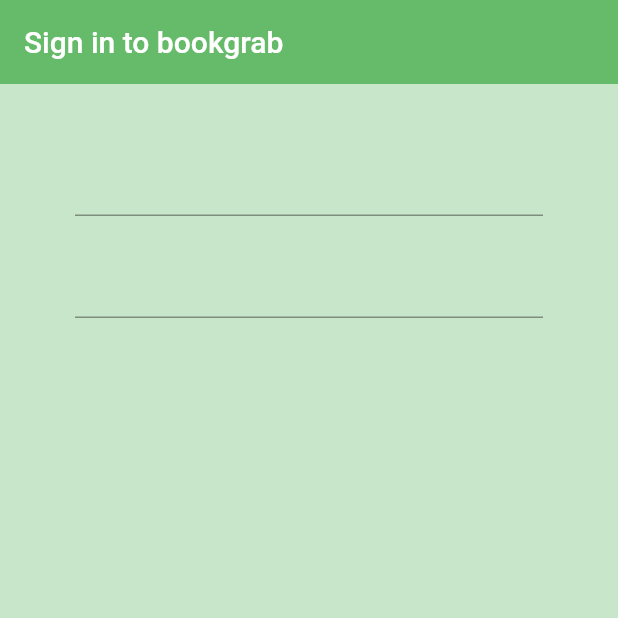
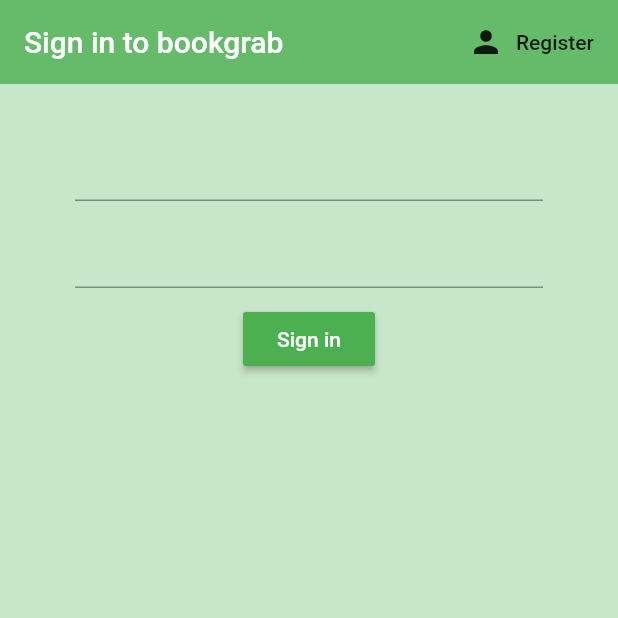
Before and after one commit to ChicoState/BookGrab, a Flutter app: the screen it shows after launch, on a phone screen of 412 x 824 dp, the top half of it. Run offline on Flutter 3.47's test engine with Material 2 defaults, Android fonts, the phone set to English and light mode, and no system bars; our stand-ins replace firebase_auth; accounts and stored records are empty.

Commit message:
Flipping between signin/register screens added

```diff
--- a/book_grab/lib/screens/authenticate/authenticate.dart
+++ b/book_grab/lib/screens/authenticate/authenticate.dart
@@ -1,3 +1,4 @@
+import 'package:book_grab/screens/authenticate/register.dart';
 import 'package:flutter/material.dart';
 import 'package:book_grab/screens/authenticate/sign_in.dart';
 //This will serve as authentication page for app
@@ -10,12 +11,28 @@ class Authenticate extends StatefulWidget {
 }
 
 class _AuthenticateState extends State<Authenticate> {
+
+  //functionality for switching between signin/register screens, respective onpress functions activate this in sign_in.dart and register.dart
+
+  bool showSignedIn = true;
+  //function to toggle view establishing this functionality   !showSignedin means to set it to opposite value of what it is, so if true then false
+  void toggleView(){
+    setState(() => showSignedIn = !showSignedIn);
+
+  }
+
   @override
   Widget build(BuildContext context) {
-    //authenticate returns sign in
-    return Container(
-      child: SignIn(),
+    //authenticate returns sign in widget or register widget
+      //return sign in in first case, register in other
 
-    );
+    //pass down toggleview parameter so we can keep changes.
+      if (showSignedIn) {
+        return SignIn(toggleView: toggleView);
+    }
+      else {
+        return Register(toggleView: toggleView);
+      }
+
   }
 }
--- a/book_grab/lib/screens/authenticate/sign_in.dart
+++ b/book_grab/lib/screens/authenticate/sign_in.dart
@@ -1,9 +1,13 @@
 import 'package:book_grab/services/auth.dart';
 import 'package:flutter/material.dart';
 
+class SignIn extends StatefulWidget {
 
+//property to be accessed from authenticate.dart for toggleview
 
-class SignIn extends StatefulWidget {
+  final Function toggleView;
+  SignIn({ this.toggleView });
+
   @override
   _SignInState createState() => _SignInState();
 }
@@ -11,6 +15,13 @@ class SignIn extends StatefulWidget {
 class _SignInState extends State<SignIn> {
   final AuthService _auth = AuthService();
   //create instance of authservice, some slight error checking here if the result is null in our onpressed signin anon button.
+
+  //text field state of email
+  String email = ' ';
+  //text field state of password
+  String password = ' ';
+
+
   @override
   Widget build(BuildContext context) {
     return Scaffold(
@@ -19,6 +30,19 @@ class _SignInState extends State<SignIn> {
         backgroundColor: Colors.green[400],
         elevation: 0.0,
         title: Text('Sign in to bookgrab'),
+        actions: <Widget>[
+          FlatButton.icon(
+            icon: Icon(Icons.person),
+            label: Text('Register'),
+            //function that switches us from one screen to another
+            onPressed: (){
+              //refer to the widget and call toggleview onpressed
+              widget.toggleView();
+            }
+          )
+
+
+        ],
 
 
       ),
@@ -30,26 +54,48 @@ class _SignInState extends State<SignIn> {
         child: Form(
           child: Column(
             children: <Widget>[
-              SizedBox(height: 20.0),
+              SizedBox(height: 10.0),
               //text field for email with onchanged prop val is contents of formfield, every time value in formfield changes this runs
               TextFormField(
                 onChanged: (val) {
-
+                 setState(()=> email = val);
 
                 }
               ),
               //sized box for spacing
-              SizedBox(height: 20.0),
+              SizedBox(height: 10.0),
               //password form field, obscure text
               TextFormField(
                   obscureText: true,
                   onChanged: (val){
 
-
+                    setState(()=> password = val);
 
                 }
 
               ),
+              SizedBox(height: 10.0),
+              RaisedButton(
+                color: Colors.green[500],
+                child: Text(
+                   'Sign in',
+                    style: TextStyle(color: Colors.white),
+                    //need a style to change color of text
+
+
+              ),
+                  //Asynchronous function as we want to go out and interact with firebase to sign the user in. (so it will take time, thus async)
+                  onPressed: () async {
+                   //printing email password combo for debug purposes
+                    print(email);
+                    print(password);
+
+                  },
+
+                )
+
+
+
 
             ],
 
```
Also changed, not shown: book_grab/lib/screens/authenticate/register.dart (added, +116 -0 lines).
